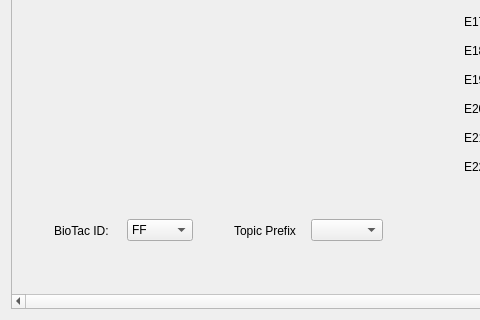
Qt form pr2_gripper_sensor_gui/uis/Pr2GripperSensorGui.ui (Jntzko/pr2_gripper_sensor) before a commit; both pictures show x 0 to 480 and y 539 to 859 of the 596 by 859 pixel window.
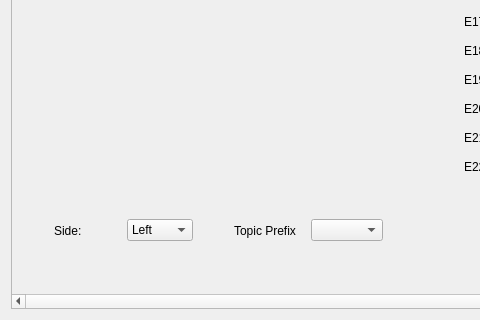
The same form after that commit.

```diff
--- a/pr2_gripper_sensor_gui/uis/Pr2GripperSensorGui.ui
+++ b/pr2_gripper_sensor_gui/uis/Pr2GripperSensorGui.ui
@@ -64,7 +64,7 @@
            <item>
             <widget class="QLabel" name="label_25">
              <property name="text">
-              <string>BioTac ID:</string>
+              <string>Side:</string>
              </property>
             </widget>
            </item>
@@ -87,7 +87,7 @@
              </property>
              <item>
               <property name="text">
-               <string>FF</string>
+               <string>Left</string>
               </property>
              </item>
              <item>
```
Left out of the diff: 17 changed lines with no effect on the pictures.
